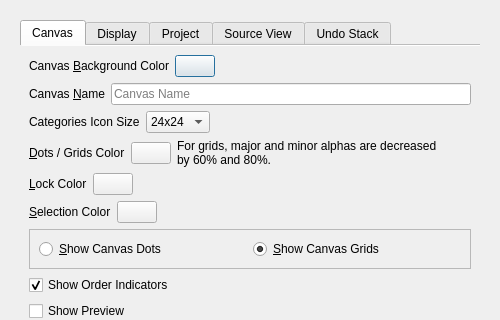
Before: the Qt Designer form UI/glitch-canvas-settings.ui in textbrowser/glitch, drawn with Qt 5; both pictures show x 0 to 500 and y 0 to 320 of the 500 by 700 pixel window.
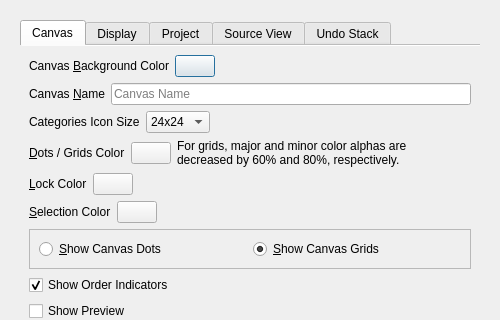
After: the same form once the commit is applied. Icons and pictures are not drawn.

```diff
--- a/UI/glitch-canvas-settings.ui
+++ b/UI/glitch-canvas-settings.ui
@@ -189,7 +189,7 @@
              <item>
               <widget class="QLabel" name="label_7">
                <property name="text">
-                <string>For grids, major and minor alphas are decreased by 60% and 80%.</string>
+                <string>For grids, major and minor color alphas are decreased by 60% and 80%, respectively.</string>
                </property>
                <property name="wordWrap">
                 <bool>true</bool>
```
